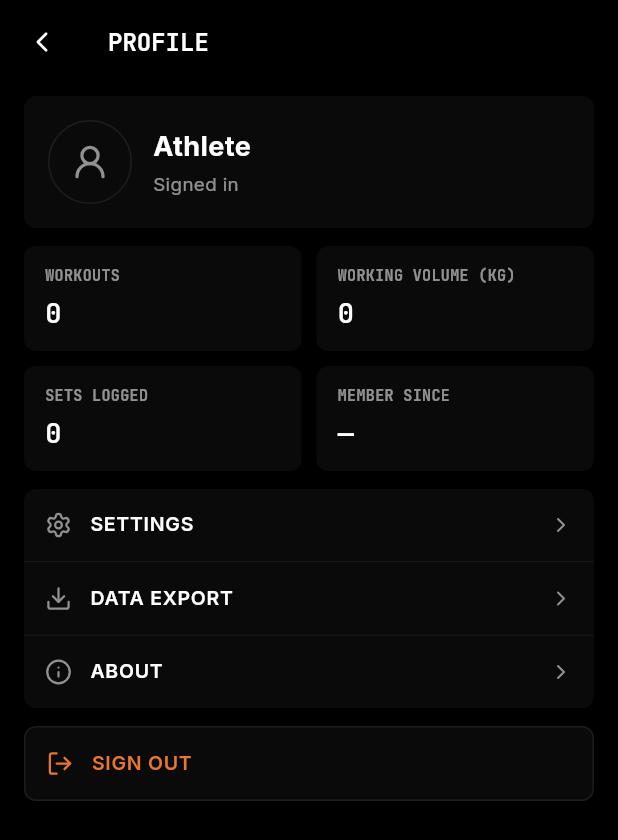
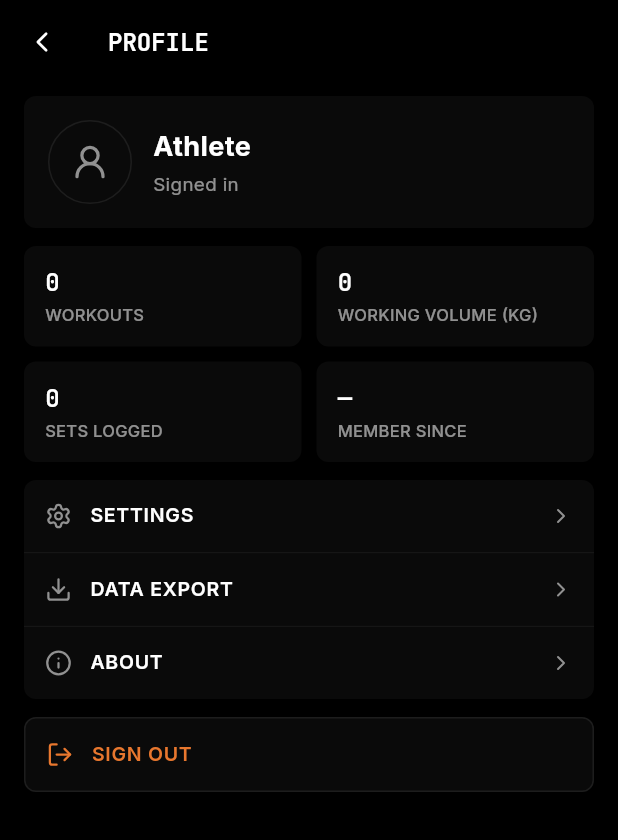
Before and after one commit to KrishJdev/Aven-Fit, a Flutter app: the ProfileScreen screen opened by its route, on a phone screen of 412 x 824 dp. Shown: the top 840 px of the screen. Run offline on Flutter 3.47's test engine with Material 3 defaults, Android fonts, the phone set to English and light mode, and no system bars; our stand-ins replace dio, drift, drift_flutter, flutter_local_notifications, flutter_riverpod, flutter_secure_storage and 6 more; missing offline and left inert: workmanager; accounts and stored records are empty; generated files the repository leaves out were written again; statements that could not run were skipped.

Commit message:
refactor(ui): adopt StatBlock for profile stats grid, add valueKey (chunk 2d)
- StatBlock: add optional valueKey (Key?) for find.byKey contracts
- profile_screen: _StatCell rendering -> StatBlock.standard (value-on-top / label-below per spec 10.5)
- spec-compliant layout shift toward the Oura/Apple Health dashboard pattern
- stat keys preserved; StepperInput/summary-grid deferred (partial matches)
- gates: flutter analyze 0 issues; flutter test 387/387

Co-authored-by: CommandCodeBot <noreply@commandcode.ai>

```diff
--- a/mobile/lib/core/widgets/stat_block.dart
+++ b/mobile/lib/core/widgets/stat_block.dart
@@ -22,6 +22,7 @@ class StatBlock extends StatelessWidget {
     this.variant = StatVariant.standard,
     this.valueColor,
     this.semanticLabel,
+    this.valueKey,
     super.key,
   });
 
@@ -31,15 +32,19 @@ class StatBlock extends StatelessWidget {
   final Color? valueColor;
   final String? semanticLabel;
 
+  /// Optional test key for the value text — lets callers preserve
+  /// `find.byKey` contracts (e.g. the Profile lifetime-stats values).
+  final Key? valueKey;
+
   @override
   Widget build(BuildContext context) {
     switch (variant) {
       case StatVariant.hero:
-        return _Hero(label: label, value: value, valueColor: valueColor, semanticLabel: semanticLabel);
+        return _Hero(label: label, value: value, valueColor: valueColor, semanticLabel: semanticLabel, valueKey: valueKey);
       case StatVariant.standard:
-        return _Standard(label: label, value: value, valueColor: valueColor, semanticLabel: semanticLabel);
+        return _Standard(label: label, value: value, valueColor: valueColor, semanticLabel: semanticLabel, valueKey: valueKey);
       case StatVariant.inline:
-        return _Inline(label: label, value: value, valueColor: valueColor, semanticLabel: semanticLabel);
+        return _Inline(label: label, value: value, valueColor: valueColor, semanticLabel: semanticLabel, valueKey: valueKey);
     }
   }
 }
@@ -47,12 +52,13 @@ class StatBlock extends StatelessWidget {
 enum StatVariant { hero, standard, inline }
 
 class _Hero extends StatelessWidget {
-  const _Hero({required this.label, required this.value, this.valueColor, this.semanticLabel});
+  const _Hero({required this.label, required this.value, this.valueColor, this.semanticLabel, this.valueKey});
 
   final String label;
   final String value;
   final Color? valueColor;
   final String? semanticLabel;
+  final Key? valueKey;
 
   @override
   Widget build(BuildContext context) {
@@ -65,6 +71,7 @@ class _Hero extends StatelessWidget {
         children: [
           Text(
             value,
+            key: valueKey,
             style: AppTheme.num(30, weight: FontWeight.w700, color: valueColor ?? AppTheme.textPrimary),
           ),
           const SizedBox(height: AppTheme.spaceXs),
@@ -84,12 +91,13 @@ class _Hero extends StatelessWidget {
 }
 
 class _Standard extends StatelessWidget {
-  const _Standard({required this.label, required this.value, this.valueColor, this.semanticLabel});
+  const _Standard({required this.label, required this.value, this.valueColor, this.semanticLabel, this.valueKey});
 
   final String label;
   final String value;
   final Color? valueColor;
   final String? semanticLabel;
+  final Key? valueKey;
 
   @override
   Widget build(BuildContext context) {
@@ -102,6 +110,7 @@ class _Standard extends StatelessWidget {
         children: [
           Text(
             value,
+            key: valueKey,
             style: AppTheme.num(16, weight: FontWeight.w600, color: valueColor ?? AppTheme.textPrimary),
           ),
           const SizedBox(height: AppTheme.spaceXxs),
@@ -121,12 +130,13 @@ class _Standard extends StatelessWidget {
 }
 
 class _Inline extends StatelessWidget {
-  const _Inline({required this.label, required this.value, this.valueColor, this.semanticLabel});
+  const _Inline({required this.label, required this.value, this.valueColor, this.semanticLabel, this.valueKey});
 
   final String label;
   final String value;
   final Color? valueColor;
   final String? semanticLabel;
+  final Key? valueKey;
 
   @override
   Widget build(BuildContext context) {
@@ -145,6 +155,7 @@ class _Inline extends StatelessWidget {
           const SizedBox(width: AppTheme.spaceMd),
           Text(
             value,
+            key: valueKey,
             style: AppTheme.num(14, weight: FontWeight.w500, color: valueColor ?? AppTheme.textPrimary),
           ),
         ],
--- a/mobile/lib/features/profile/presentation/profile_screen.dart
+++ b/mobile/lib/features/profile/presentation/profile_screen.dart
@@ -1,6 +1,7 @@
 import 'package:aven_fit/core/l10n/l10n.dart';
 import 'package:aven_fit/core/theme/app_theme.dart';
 import 'package:aven_fit/core/widgets/confirm_dialog.dart';
+import 'package:aven_fit/core/widgets/stat_block.dart';
 import 'package:aven_fit/l10n/app_localizations.dart';
 import 'package:flutter/material.dart';
 import 'package:flutter_riverpod/flutter_riverpod.dart';
@@ -302,6 +303,8 @@ class _LifetimeStatsGrid extends StatelessWidget {
 }
 
 /// Single surface stat cell — tabular numerals so stacked columns align.
+/// The stat rendering delegates to the shared [StatBlock] (§10.5):
+/// value-on-top / ALL-CAPS label-below, the canonical dashboard pattern.
 class _StatCell extends StatelessWidget {
   const _StatCell({
     required this.label,
@@ -321,23 +324,10 @@ class _StatCell extends StatelessWidget {
         color: AppTheme.surface,
         borderRadius: BorderRadius.circular(AppTheme.radiusSm),
       ),
-      child: Column(
-        crossAxisAlignment: CrossAxisAlignment.start,
-        mainAxisSize: MainAxisSize.min,
-        children: [
-          Text(
-            label,
-            style: AppTheme.num(10, weight: FontWeight.w700,
-                color: AppTheme.textSecondary),
-          ),
-          const SizedBox(height: AppTheme.spaceXs),
-          Text(
-            key: ValueKey(valueKey),
-            value,
-            style: AppTheme.num(18, weight: FontWeight.w600,
-                color: AppTheme.textPrimary),
-          ),
-        ],
+      child: StatBlock(
+        label: label,
+        value: value,
+        valueKey: ValueKey(valueKey),
       ),
     );
   }
```
Also changed, not shown: 1 other file.
